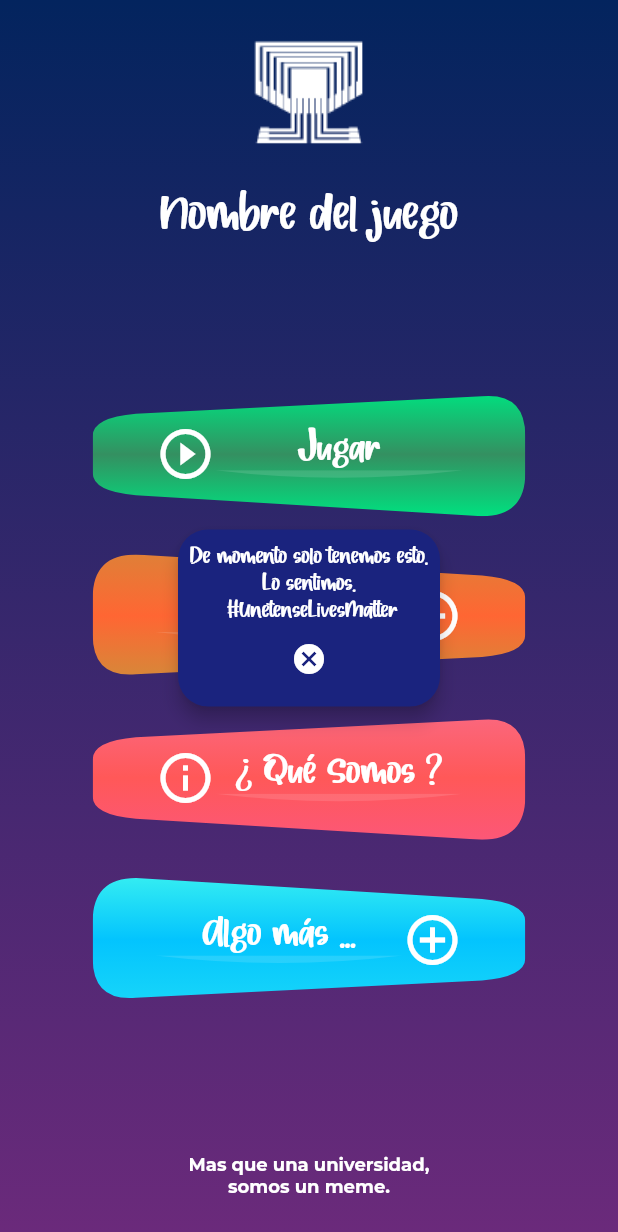
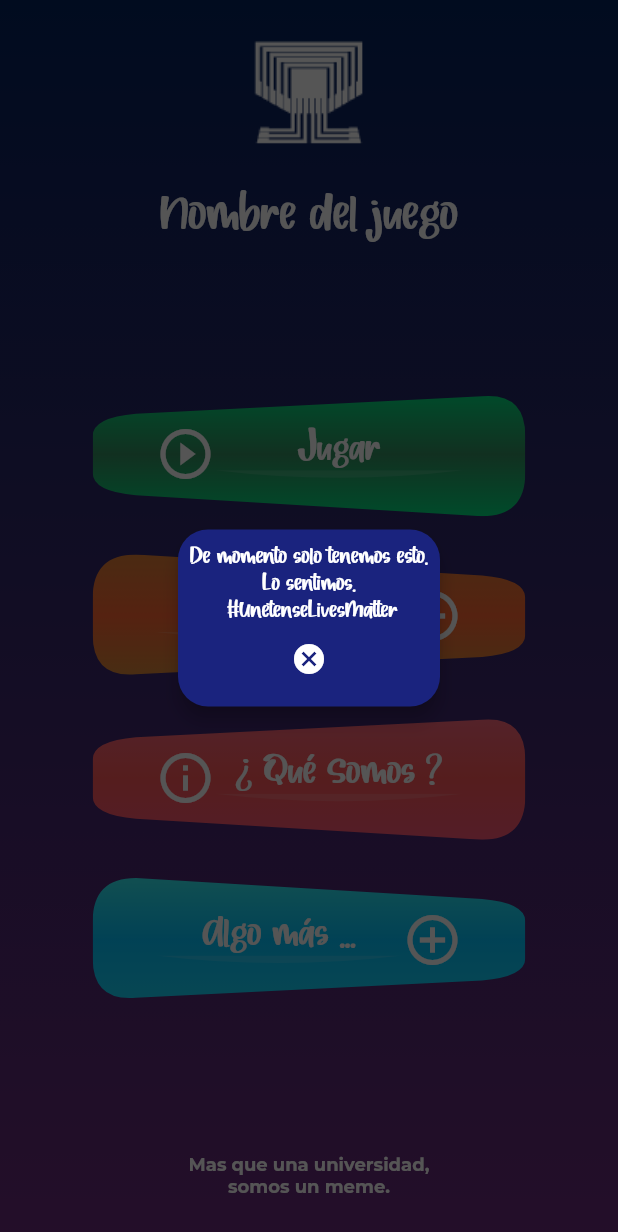
Before and after one commit to PedroRafa26/UnetGame, a Flutter app: the screen it shows after launch, after a tap on "Algo más ...", on a phone screen of 412 x 824 dp. Shown: the top 1232 px of the screen. Run offline on Flutter 3.47's test engine with Material 2 defaults, Android fonts, the phone set to English and light mode, and no system bars.

Commit message:
Version Menu 0.0.3.1 - Litle change with "algo mas" button

```diff
--- a/lib/screens/menu.dart
+++ b/lib/screens/menu.dart
@@ -74,8 +74,7 @@ class _MenuState extends State<Menu> {
                   GestureDetector(
                     onTap: () {
                       Navigator.of(context).push(
-                        MaterialPageRoute(
-                            builder: (context) => Who()),
+                        MaterialPageRoute(builder: (context) => Who()),
                       );
                     },
                     child: ButtonMenu(
@@ -123,7 +122,18 @@ class _MenuState extends State<Menu> {
             ),
           ),
           (more)
-              ? Center(
+              ? GestureDetector(
+                  onTap: () {
+                    setState(() {
+                      more = false;
+                      print(more);
+                    });
+                  },
+                  child: Container(
+                    height: MediaQuery.of(context).size.height,
+                    width: MediaQuery.of(context).size.width,
+                    color: Color(0xAA000000),
+                    child: Center(
                       child: Material(
                         elevation: 5,
                         borderRadius: BorderRadius.circular(20),
@@ -156,6 +166,8 @@ class _MenuState extends State<Menu> {
                           ),
                         ),
                       ),
+                    ),
+                  ),
                 )
               : SizedBox()
         ],
```
Lines whose indentation alone changed are shown as unchanged.
